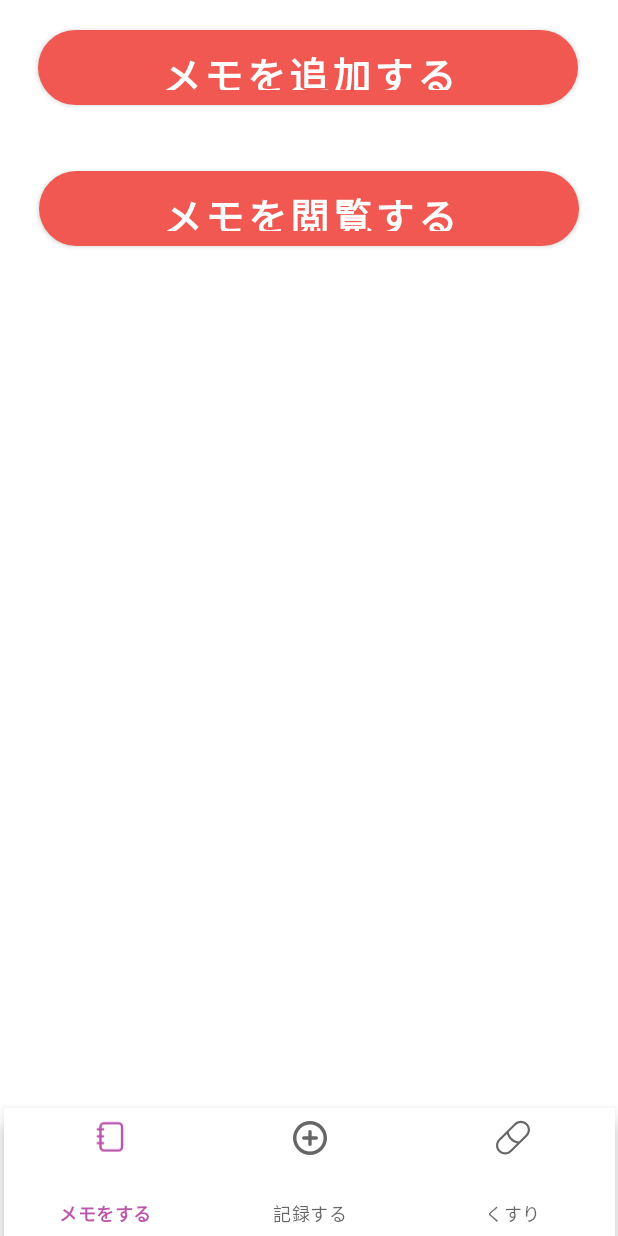
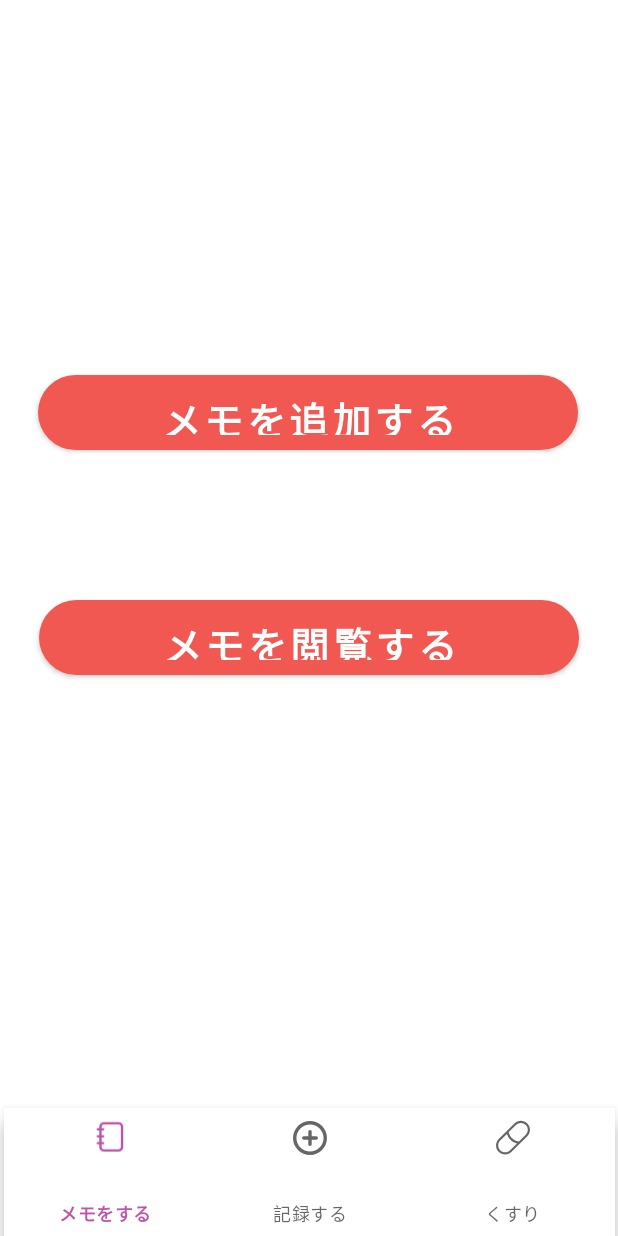
Before and after one commit to riverb00k/yao, an Android app: the HomeFragment screen opened through its navigation route, on a phone screen of 412 x 824 dp. Run offline under Robolectric (Android 15) with nearby library versions, the phone set to English and light mode, and no system bars; our stand-ins replace navigation-ui.

Commit message:
ボタンの位置変更

```diff
--- a/app/src/main/res/layout/fragment_home.xml
+++ b/app/src/main/res/layout/fragment_home.xml
@@ -24,7 +24,7 @@
         android:id="@+id/btAdd"
         android:layout_width="360dp"
         android:layout_height="50dp"
-        android:layout_marginTop="20dp"
+        android:layout_marginTop="250dp"
         android:background="@drawable/button_shape2"
         android:text="@string/bt_add"
         android:textAllCaps="true"
@@ -40,7 +40,7 @@
         android:id="@+id/btView"
         android:layout_width="360dp"
         android:layout_height="50dp"
-        android:layout_marginTop="44dp"
+        android:layout_marginTop="100dp"
         android:background="@drawable/button_shape2"
         android:text="@string/bt_view"
         android:textAllCaps="false"
--- a/app/src/main/res/layout/fragment_notifications.xml
+++ b/app/src/main/res/layout/fragment_notifications.xml
@@ -10,7 +10,7 @@
         android:id="@+id/kusurituikabtn"
         android:layout_width="360dp"
         android:layout_height="50dp"
-        android:layout_marginTop="20dp"
+        android:layout_marginTop="250dp"
         android:background="@drawable/butoon_shape1"
         android:text="@string/kusuribtn_add"
         android:textAllCaps="true"
@@ -26,7 +26,7 @@
         android:id="@+id/kusurieturannbtn"
         android:layout_width="360dp"
         android:layout_height="50dp"
-        android:layout_marginTop="44dp"
+        android:layout_marginTop="100dp"
         android:background="@drawable/butoon_shape1"
         android:text="@string/kusuribtn_view"
         android:textAllCaps="true"
```
